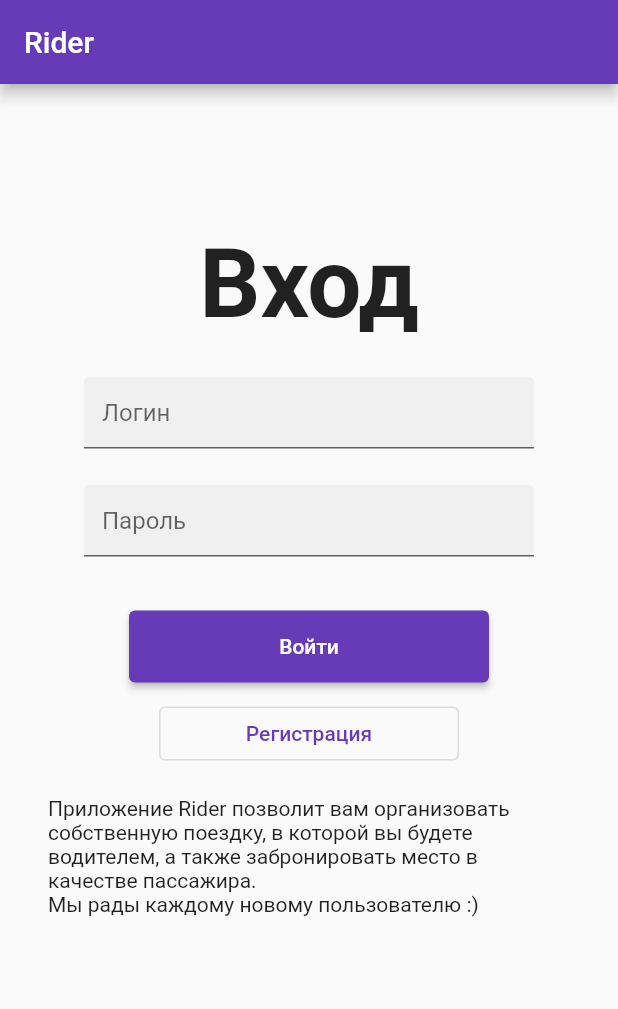
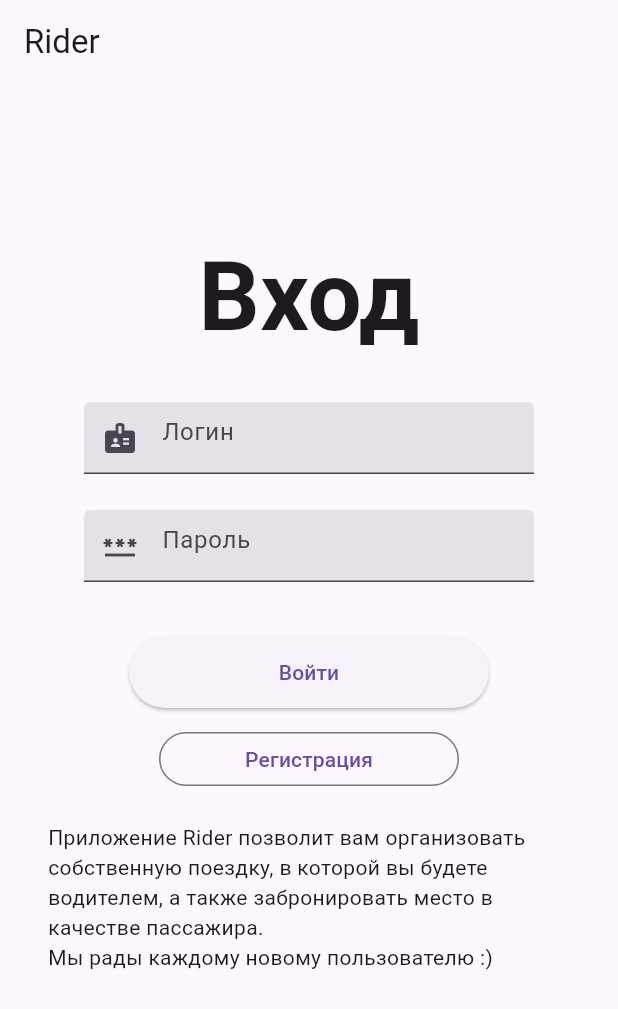
Before and after one commit to 1Taafe/Rider, a Flutter app: the screen it shows after launch, on a phone screen of 412 x 824 dp. Shown: the top 1009 px of the screen. Run offline on Flutter 3.47's test engine with Material 2 defaults, Android fonts, the phone set to English and light mode, and no system bars; our stand-ins replace flutter_spinkit.

Commit message:
Changes: -added login page -added register page -added register query

```diff
--- a/lib/main.dart
+++ b/lib/main.dart
@@ -1,129 +1,20 @@
 import 'package:flutter/material.dart';
+import 'package:rider/pages/LoginPage.dart';
+import 'package:rider/pages/RegisterPage.dart';
+import 'package:http/http.dart' as http;
 
 void main() {
-  runApp(const MyApp());
+  runApp(MaterialApp(
+    title: 'Rider',
+    theme: ThemeData(
+      useMaterial3: true,
+      primarySwatch: Colors.deepPurple,
+    ),
+    initialRoute: "/",
+    routes: {
+      "/" : (context) => const LoginPage(title: 'Rider',),
+      "/register" : (context) => const RegisterPage()
+    },
+    debugShowCheckedModeBanner: false,
+  ));
 }
-
-class MyApp extends StatelessWidget {
-  const MyApp({super.key});
-
-  @override
-  Widget build(BuildContext context) {
-    return MaterialApp(
-      title: 'Flutter Demo',
-      theme: ThemeData(
-        primarySwatch: Colors.deepPurple,
-      ),
-      home: const MyHomePage(title: 'Rider'),
-    );
-  }
-}
-
-class MyHomePage extends StatefulWidget {
-  const MyHomePage({super.key, required this.title});
-  final String title;
-
-  @override
-  State<MyHomePage> createState() => _MyHomePageState();
-}
-
-class _MyHomePageState extends State<MyHomePage> {
-  int _counter = 0;
-
-  void _incrementCounter() {
-    setState(() {
-      _counter++;
-    });
-  }
-
-  @override
-  Widget build(BuildContext context) {
-    return Scaffold(
-      appBar: AppBar(
-        title: Text(widget.title),
-      ),
-      body: Column(
-        children: [
-          Container(
-            margin: const EdgeInsets.only(top: 96),
-            child: const Center(
-              child: Text(
-                'Вход',
-                style: TextStyle(
-                    fontSize: 64,
-                    fontWeight: FontWeight.bold
-                ),
-              ),
-            ),
-          ),
-          Center(
-            child: Container(
-              margin: const EdgeInsets.only(top: 24),
-              child: ConstrainedBox(
-                constraints: const BoxConstraints.tightFor(width: 300),
-                child: const TextField(
-                  decoration: InputDecoration(
-                      hintText: "Логин",
-                      filled: true
-                  ),
-                ),
-              ),
-            )
-          ),
-          Center(
-              child: Container(
-                margin: const EdgeInsets.only(top: 24),
-                child: ConstrainedBox(
-                  constraints: const BoxConstraints.tightFor(width: 300),
-                  child: const TextField(
-                    obscureText: true,
-                    decoration: InputDecoration(
-                        hintText: "Пароль",
-                        filled: true
-                    ),
-                  ),
-                ),
-              )
-          ),
-          Center(
-            child: Container(
-              margin: const EdgeInsets.only(top: 36),
-              child: ConstrainedBox(
-                constraints: const BoxConstraints.tightFor(width: 240, height: 48),
-                child: ElevatedButton(
-                  onPressed: () {  },
-                  child: const Text(
-                    'Войти'
-                  ),
-                ),
-              )
-            ),
-          ),
-          Center(
-            child: Container(
-                margin: const EdgeInsets.only(top: 16),
-                child: ConstrainedBox(
-                  constraints: const BoxConstraints.tightFor(width: 200, height: 36),
-                  child: OutlinedButton(
-                    onPressed: () {  },
-                    child: const Text(
-                        'Регистрация'
-                    ),
-                  ),
-                )
-            ),
-          ),
-          Center(
-            child: Container(
-                margin: const EdgeInsets.fromLTRB(32, 24, 32, 0),
-              child: const Text(
-                  """Приложение Rider позволит вам организовать собственную поездку, в которой вы будете водителем, а также забронировать место в качестве пассажира.
-Мы рады каждому новому пользователю :)"""
-              )
-            )
-          )
-        ]
-      )
-    );
-  }
-}
--- /dev/null
+++ b/lib/pages/LoginPage.dart
@@ -0,0 +1,117 @@
+import 'package:flutter/material.dart';
+import 'package:http/http.dart' as http;
+
+class LoginPage extends StatefulWidget {
+  const LoginPage({super.key, required this.title});
+  final String title;
+
+  @override
+  State<LoginPage> createState() => _LoginPageState();
+}
+
+class _LoginPageState extends State<LoginPage> {
+  int _counter = 0;
+
+  void _incrementCounter() {
+    setState(() {
+      _counter++;
+    });
+  }
+
+  @override
+  Widget build(BuildContext context) {
+    return Scaffold(
+        appBar: AppBar(
+          title: Text(widget.title),
+        ),
+        body: Column(
+            children: [
+              Container(
+                margin: const EdgeInsets.only(top: 96),
+                child: const Center(
+                  child: Text(
+                    'Вход',
+                    style: TextStyle(
+                        fontSize: 64,
+                        fontWeight: FontWeight.bold
+                    ),
+                  ),
+                ),
+              ),
+              Center(
+                  child: Container(
+                    margin: const EdgeInsets.only(top: 24),
+                    child: ConstrainedBox(
+                      constraints: const BoxConstraints.tightFor(width: 300),
+                      child: const TextField(
+                        decoration: InputDecoration(
+                            prefixIcon: Icon(Icons.badge),
+                            hintText: "Логин",
+                            filled: true
+                        ),
+                      ),
+                    ),
+                  )
+              ),
+              Center(
+                  child: Container(
+                    margin: const EdgeInsets.only(top: 24),
+                    child: ConstrainedBox(
+                      constraints: const BoxConstraints.tightFor(width: 300),
+                      child: const TextField(
+                        obscureText: true,
+                        decoration: InputDecoration(
+                            prefixIcon: Icon(Icons.password),
+                            hintText: "Пароль",
+                            filled: true
+                        ),
+                      ),
+                    ),
+                  )
+              ),
+              Center(
+                child: Container(
+                    margin: const EdgeInsets.only(top: 36),
+                    child: ConstrainedBox(
+                      constraints: const BoxConstraints.tightFor(width: 240, height: 48),
+                      child: ElevatedButton(
+                        onPressed: () => {
+
+                        },
+                        child: const Text(
+                            'Войти'
+                        ),
+                      ),
+                    )
+                ),
+              ),
+              Center(
+                child: Container(
+                    margin: const EdgeInsets.only(top: 16),
+                    child: ConstrainedBox(
+                      constraints: const BoxConstraints.tightFor(width: 200, height: 36),
+                      child: OutlinedButton(
+                        onPressed: () {
+                          Navigator.pushNamedAndRemoveUntil(context, "/register", (route) => true);
+                        },
+                        child: const Text(
+                            'Регистрация'
+                        ),
+                      ),
+                    )
+                ),
+              ),
+              Center(
+                  child: Container(
+                      margin: const EdgeInsets.fromLTRB(32, 24, 32, 0),
+                      child: const Text(
+                          """Приложение Rider позволит вам организовать собственную поездку, в которой вы будете водителем, а также забронировать место в качестве пассажира.
+Мы рады каждому новому пользователю :)"""
+                      )
+                  )
+              )
+            ]
+        )
+    );
+  }
+}
--- a/pubspec.yaml
+++ b/pubspec.yaml
@@ -32,9 +32,13 @@ dependencies:
     sdk: flutter
 
 
+
   # The following adds the Cupertino Icons font to your application.
   # Use with the CupertinoIcons class for iOS style icons.
   cupertino_icons: ^1.0.2
+  http: ^0.13.5
+  crypto: ^3.0.2
+  flutter_spinkit: ^5.1.0
 
 dev_dependencies:
   flutter_test:
```
Also changed, not shown: lib/pages/RegisterPage.dart (added, +282 -0 lines), pubspec.lock, 1 other file.
